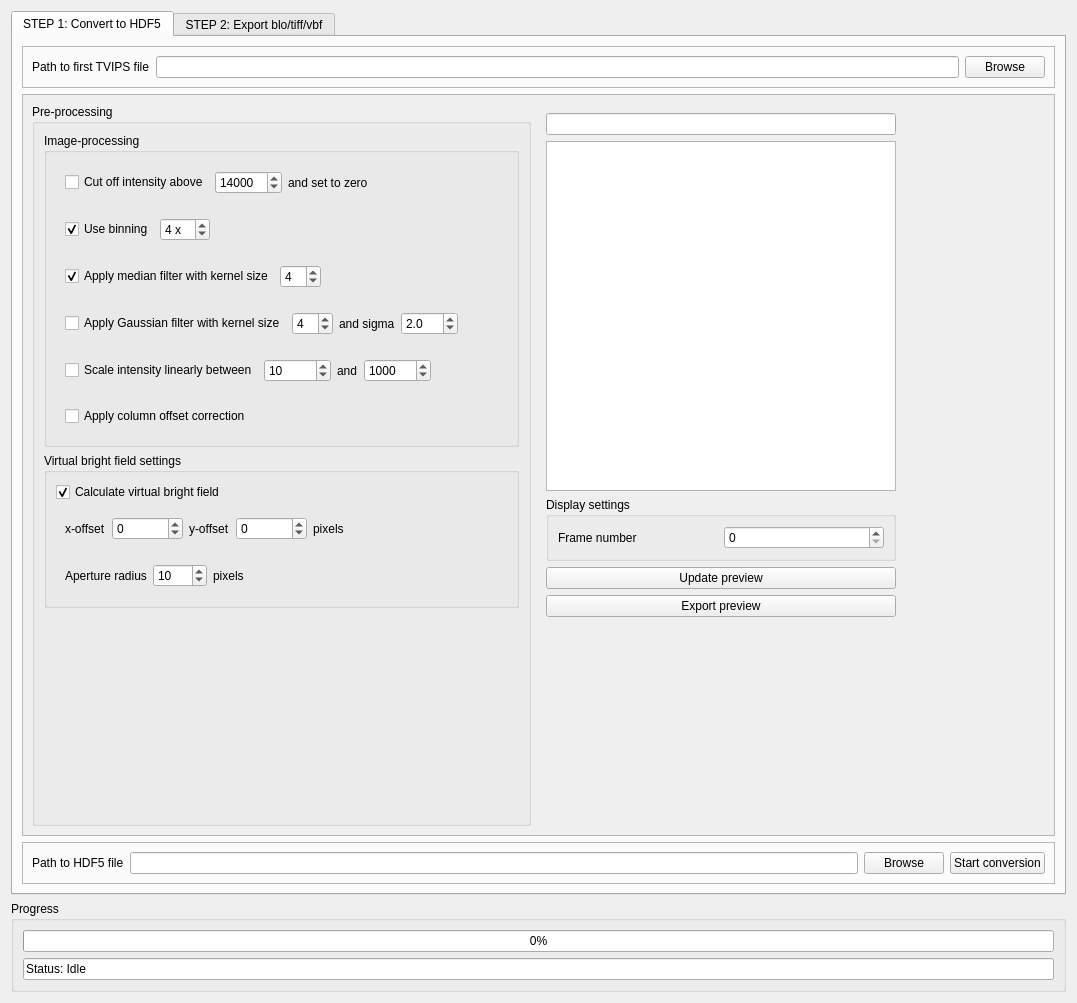
First picture: the form in tvipsconverter/widget_2.ui, repository din14970/TVIPSconverter, before the edit.
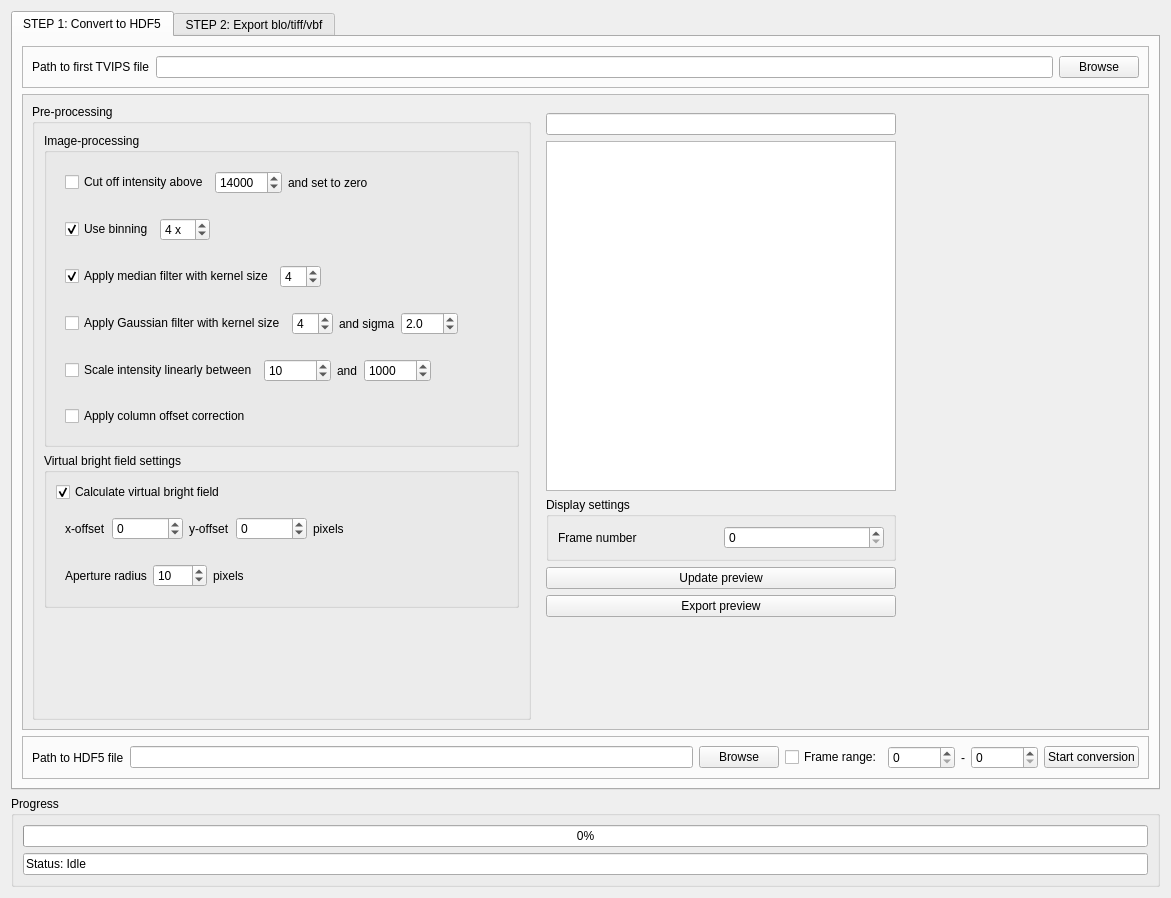
Second picture: the form after the edit.

Commit message: added start/stop frame

Diff of the .ui file:
```diff
--- a/tvipsconverter/widget_2.ui
+++ b/tvipsconverter/widget_2.ui
@@ -6,8 +6,8 @@
    <rect>
     <x>0</x>
     <y>0</y>
-    <width>1077</width>
-    <height>1003</height>
+    <width>1171</width>
+    <height>898</height>
    </rect>
   </property>
   <property name="sizePolicy">
@@ -156,8 +156,8 @@
            <rect>
             <x>0</x>
             <y>0</y>
-            <width>1021</width>
-            <height>720</height>
+            <width>1100</width>
+            <height>643</height>
            </rect>
           </property>
           <layout class="QHBoxLayout" name="horizontalLayout_11">
@@ -850,6 +850,37 @@
             </property>
            </widget>
           </item>
+          <item>
+           <widget class="QCheckBox" name="checkBox_13">
+            <property name="toolTip">
+             <string>&lt;html&gt;&lt;head/&gt;&lt;body&gt;&lt;p&gt;Limit the export to the first few frames. Mostly useful if part of the file is corrupted.&lt;/p&gt;&lt;/body&gt;&lt;/html&gt;</string>
+            </property>
+            <property name="text">
+             <string>Frame range:</string>
+            </property>
+           </widget>
+          </item>
+          <item>
+           <widget class="QSpinBox" name="spinBox_19">
+            <property name="maximum">
+             <number>999999999</number>
+            </property>
+           </widget>
+          </item>
+          <item>
+           <widget class="QLabel" name="label_36">
+            <property name="text">
+             <string>-</string>
+            </property>
+           </widget>
+          </item>
+          <item>
+           <widget class="QSpinBox" name="spinBox_18">
+            <property name="maximum">
+             <number>999999999</number>
+            </property>
+           </widget>
+          </item>
           <item>
            <widget class="QPushButton" name="pushButton_6">
             <property name="toolTip">
```
Left out of the diff: 2 changed lines with no effect on the pictures. The commit also changes 2 other files.
